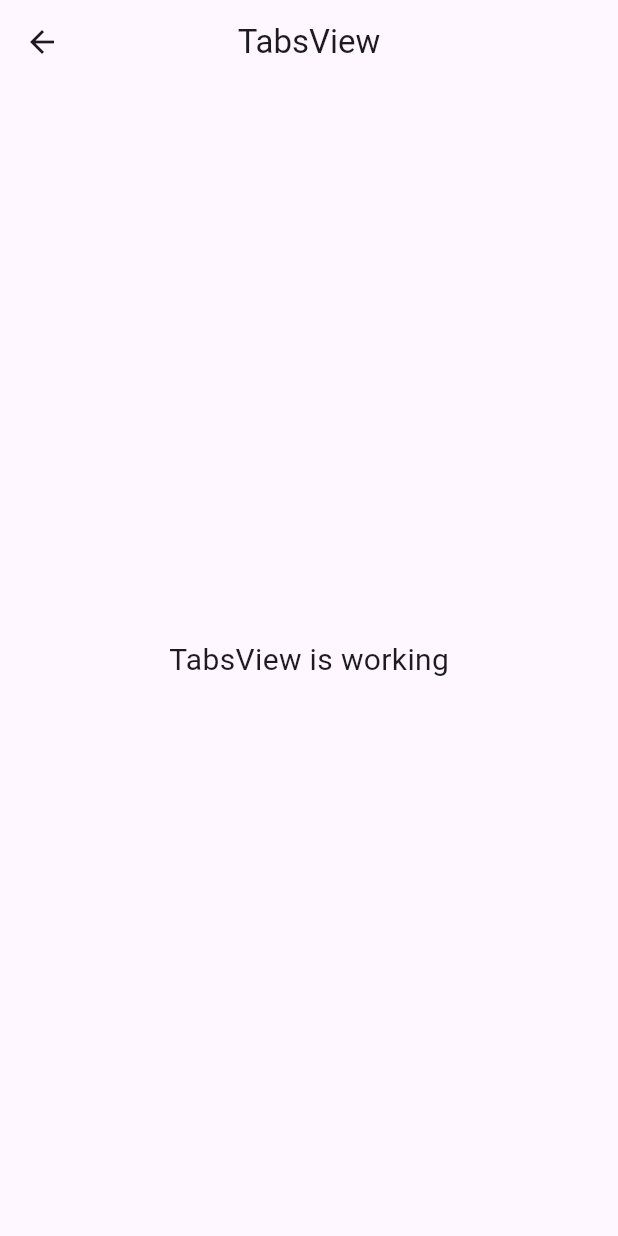
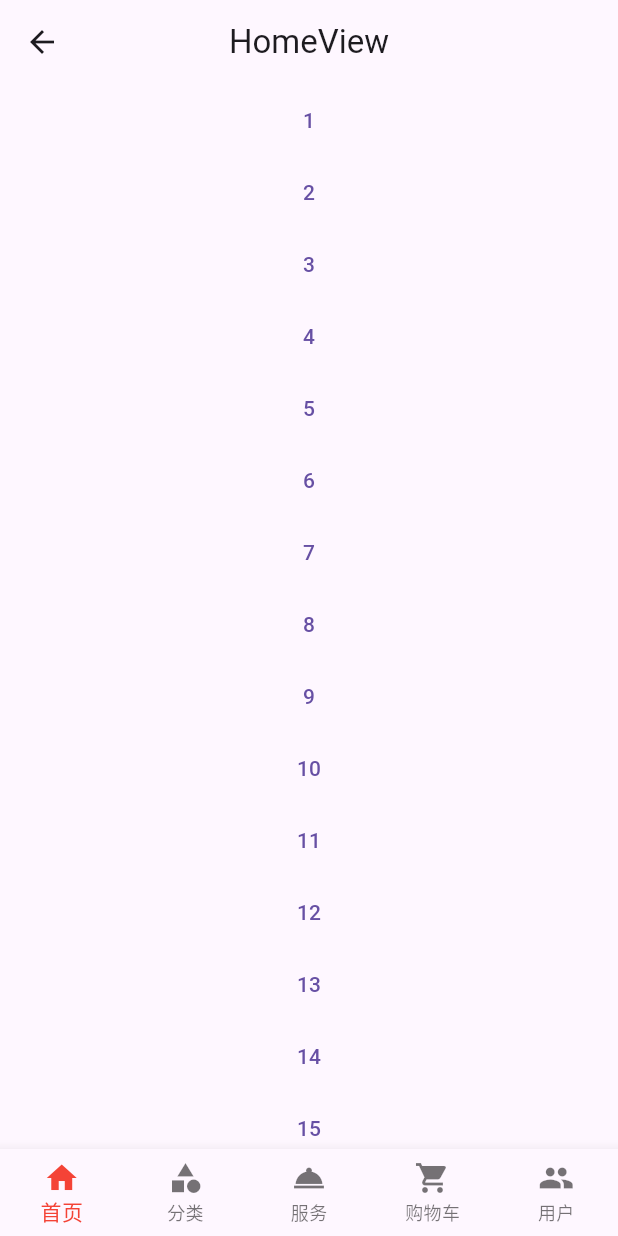
Before and after one commit to baishengye/FlutterLearning, a Flutter app: the TabsView screen opened by its route, on a phone screen of 412 x 824 dp. Run offline on Flutter 3.47's test engine with Material 3 defaults, Android fonts, the phone set to English and light mode, and no system bars; our stand-ins replace chewie, connectivity_plus, cookie_jar, device_info_plus, dio, dio_cookie_manager and 15 more; missing offline and left inert: easy_localization_generator, flutter_inappwebview, ftoast, image_picker_platform_interface; accounts and stored records are empty; generated files the repository leaves out were written again.

Commit message:
feat: 使用pageView切换

```diff
--- a/XiaomiShop/lib/app/modules/cart/bindings/cart_binding.dart
+++ /dev/null
@@ -1,12 +0,0 @@
-import 'package:get/get.dart';
-
-import '../controllers/cart_controller.dart';
-
-class CartBinding extends Bindings {
-  @override
-  void dependencies() {
-    Get.lazyPut<CartController>(
-      () => CartController(),
-    );
-  }
-}
--- a/XiaomiShop/lib/app/modules/category/bindings/category_binding.dart
+++ /dev/null
@@ -1,12 +0,0 @@
-import 'package:get/get.dart';
-
-import '../controllers/category_controller.dart';
-
-class CategoryBinding extends Bindings {
-  @override
-  void dependencies() {
-    Get.lazyPut<CategoryController>(
-      () => CategoryController(),
-    );
-  }
-}
--- a/XiaomiShop/lib/app/modules/give/bindings/give_binding.dart
+++ /dev/null
@@ -1,12 +0,0 @@
-import 'package:get/get.dart';
-
-import '../controllers/give_controller.dart';
-
-class GiveBinding extends Bindings {
-  @override
-  void dependencies() {
-    Get.lazyPut<GiveController>(
-      () => GiveController(),
-    );
-  }
-}
--- a/XiaomiShop/lib/app/modules/home/bindings/home_binding.dart
+++ /dev/null
@@ -1,12 +0,0 @@
-import 'package:get/get.dart';
-
-import '../controllers/home_controller.dart';
-
-class HomeBinding extends Bindings {
-  @override
-  void dependencies() {
-    Get.lazyPut<HomeController>(
-      () => HomeController(),
-    );
-  }
-}
--- a/XiaomiShop/lib/app/modules/home/views/home_view.dart
+++ b/XiaomiShop/lib/app/modules/home/views/home_view.dart
@@ -1,24 +1,51 @@
+import 'package:flutter/cupertino.dart';
 import 'package:flutter/material.dart';
 
 import 'package:get/get.dart';
+import 'package:xiaomishop/app/utils/keep_alive_wrapper.dart';
 
 import '../controllers/home_controller.dart';
 
 class HomeView extends GetView<HomeController> {
-  const HomeView({Key? key}) : super(key: key);
+  const HomeView({super.key});
   @override
   Widget build(BuildContext context) {
-    return Scaffold(
-      appBar: AppBar(
-        title: const Text('HomeView'),
-        centerTitle: true,
-      ),
-      body: const Center(
-        child: Text(
-          'HomeView is working',
-          style: TextStyle(fontSize: 20),
+    return KeepALiveWrapper(
+        keepLive: true,
+        child: Scaffold(
+          appBar: AppBar(
+            title: const Text('HomeView'),
+            centerTitle: true,
+          ),
+          body: Center(
+            child: ListView(
+              children: [
+                TextButton(onPressed: (){}, child: Text("1")),
+                TextButton(onPressed: (){}, child: Text("2")),
+                TextButton(onPressed: (){}, child: Text("3")),
+                TextButton(onPressed: (){}, child: Text("4")),
+                TextButton(onPressed: (){}, child: Text("5")),
+                TextButton(onPressed: (){}, child: Text("6")),
+                TextButton(onPressed: (){}, child: Text("7")),
+                TextButton(onPressed: (){}, child: Text("8")),
+                TextButton(onPressed: (){}, child: Text("9")),
+                TextButton(onPressed: (){}, child: Text("10")),
+                TextButton(onPressed: (){}, child: Text("11")),
+                TextButton(onPressed: (){}, child: Text("12")),
+                TextButton(onPressed: (){}, child: Text("13")),
+                TextButton(onPressed: (){}, child: Text("14")),
+                TextButton(onPressed: (){}, child: Text("15")),
+                TextButton(onPressed: (){}, child: Text("16")),
+                TextButton(onPressed: (){}, child: Text("17")),
+                TextButton(onPressed: (){}, child: Text("18")),
+                TextButton(onPressed: (){}, child: Text("19")),
+                TextButton(onPressed: (){}, child: Text("20")),
+                TextButton(onPressed: (){}, child: Text("21")),
+                TextButton(onPressed: (){}, child: Text("22")),
+              ],
+            ),
+          ),
         ),
-      ),
     );
   }
 }
--- a/XiaomiShop/lib/app/modules/tabs/bindings/tabs_binding.dart
+++ b/XiaomiShop/lib/app/modules/tabs/bindings/tabs_binding.dart
@@ -1,4 +1,10 @@
 import 'package:get/get.dart';
+
+import 'package:xiaomishop/app/modules/cart/controllers/cart_controller.dart';
+import 'package:xiaomishop/app/modules/category/controllers/category_controller.dart';
+import 'package:xiaomishop/app/modules/give/controllers/give_controller.dart';
+import 'package:xiaomishop/app/modules/home/controllers/home_controller.dart';
+import 'package:xiaomishop/app/modules/user/controllers/user_controller.dart';
 
 import '../controllers/tabs_controller.dart';
 
@@ -8,5 +14,20 @@ class TabsBinding extends Bindings {
     Get.lazyPut<TabsController>(
       () => TabsController(),
     );
+    Get.lazyPut<HomeController>(
+      () => HomeController(),
+    );
+    Get.lazyPut<CartController>(
+      () => CartController(),
+    );
+    Get.lazyPut<CategoryController>(
+      () => CategoryController(),
+    );
+    Get.lazyPut<UserController>(
+      () => UserController(),
+    );
+    Get.lazyPut<GiveController>(
+      () => GiveController(),
+    );
   }
 }
--- a/XiaomiShop/lib/app/modules/tabs/controllers/tabs_controller.dart
+++ b/XiaomiShop/lib/app/modules/tabs/controllers/tabs_controller.dart
@@ -1,12 +1,29 @@
+import 'package:flutter/cupertino.dart';
 import 'package:get/get.dart';
+import 'package:get/get_rx/get_rx.dart';
+import 'package:xiaomishop/app/modules/cart/views/cart_view.dart';
+import 'package:xiaomishop/app/modules/category/views/category_view.dart';
+import 'package:xiaomishop/app/modules/give/views/give_view.dart';
+import 'package:xiaomishop/app/modules/home/views/home_view.dart';
+import 'package:xiaomishop/app/modules/user/views/user_view.dart';
 
 class TabsController extends GetxController {
   //TODO: Implement TabsController
 
-  final count = 0.obs;
+  RxInt currentTab = 0.obs;
+  final List<Widget> tagPages= const [
+    HomeView(),
+    CategoryView(),
+    GiveView(),
+    CartView(),
+    UserView()
+  ];
+  late PageController pageController;
+
   @override
   void onInit() {
     super.onInit();
+    pageController = PageController(initialPage: currentTab.value,keepPage: true);
   }
 
   @override
@@ -19,5 +36,9 @@ class TabsController extends GetxController {
     super.onClose();
   }
 
-  void increment() => count.value++;
+  void updateCurrentTab(index){
+    currentTab.value = index;
+    pageController.jumpToPage(index);
+    update();
+  }
 }
--- a/XiaomiShop/lib/app/modules/tabs/views/tabs_view.dart
+++ b/XiaomiShop/lib/app/modules/tabs/views/tabs_view.dart
@@ -5,20 +5,36 @@ import 'package:get/get.dart';
 import '../controllers/tabs_controller.dart';
 
 class TabsView extends GetView<TabsController> {
-  const TabsView({Key? key}) : super(key: key);
+  const TabsView({super.key});
+
   @override
   Widget build(BuildContext context) {
-    return Scaffold(
-      appBar: AppBar(
-        title: const Text('TabsView'),
-        centerTitle: true,
-      ),
-      body: const Center(
-        child: Text(
-          'TabsView is working',
-          style: TextStyle(fontSize: 20),
-        ),
-      ),
-    );
+    return Obx(() => Scaffold(
+          body: PageView(
+            controller: controller.pageController,
+            children: controller.tagPages,
+            onPageChanged: (index){
+              controller.updateCurrentTab(index);
+            },
+          ),
+          bottomNavigationBar: BottomNavigationBar(
+            fixedColor: Colors.red,
+            //选中的颜色
+            currentIndex: controller.currentTab.value,
+            //第几个菜单被选中
+            type: BottomNavigationBarType.fixed,
+            //如果底部有4个或以上的元素需要有此项
+            onTap: (index) {
+              controller.updateCurrentTab(index);
+            },
+            items: const [
+              BottomNavigationBarItem(icon: Icon(Icons.home), label: "首页"),
+              BottomNavigationBarItem(icon: Icon(Icons.category), label: "分类"),
+              BottomNavigationBarItem(icon: Icon(Icons.room_service), label: "服务"),
+              BottomNavigationBarItem(icon: Icon(Icons.shopping_cart), label: "购物车"),
+              BottomNavigationBarItem(icon: Icon(Icons.people), label: "用户"),
+            ],
+          ),
+        ));
   }
 }
--- a/XiaomiShop/lib/app/routes/app_pages.dart
+++ b/XiaomiShop/lib/app/routes/app_pages.dart
@@ -1,55 +1,21 @@
 import 'package:get/get.dart';
 
-import '../modules/cart/bindings/cart_binding.dart';
-import '../modules/cart/views/cart_view.dart';
-import '../modules/category/bindings/category_binding.dart';
-import '../modules/category/views/category_view.dart';
-import '../modules/give/bindings/give_binding.dart';
-import '../modules/give/views/give_view.dart';
-import '../modules/home/bindings/home_binding.dart';
-import '../modules/home/views/home_view.dart';
 import '../modules/tabs/bindings/tabs_binding.dart';
 import '../modules/tabs/views/tabs_view.dart';
-import '../modules/user/bindings/user_binding.dart';
-import '../modules/user/views/user_view.dart';
 
 part 'app_routes.dart';
 
 class AppPages {
   AppPages._();
 
-  static const INITIAL = Routes.HOME;
+  static const INITIAL = Routes.TABS;
 
   static final routes = [
-    GetPage(
-      name: _Paths.HOME,
-      page: () => const HomeView(),
-      binding: HomeBinding(),
-    ),
+
     GetPage(
       name: _Paths.TABS,
       page: () => const TabsView(),
       binding: TabsBinding(),
-    ),
-    GetPage(
-      name: _Paths.CATEGORY,
-      page: () => const CategoryView(),
-      binding: CategoryBinding(),
-    ),
-    GetPage(
-      name: _Paths.GIVE,
-      page: () => const GiveView(),
-      binding: GiveBinding(),
-    ),
-    GetPage(
-      name: _Paths.CART,
-      page: () => const CartView(),
-      binding: CartBinding(),
-    ),
-    GetPage(
-      name: _Paths.USER,
-      page: () => const UserView(),
-      binding: UserBinding(),
-    ),
+    )
   ];
 }
--- a/XiaomiShop/lib/app/routes/app_routes.dart
+++ b/XiaomiShop/lib/app/routes/app_routes.dart
@@ -3,20 +3,10 @@ part of 'app_pages.dart';
 
 abstract class Routes {
   Routes._();
-  static const HOME = _Paths.HOME;
   static const TABS = _Paths.TABS;
-  static const CATEGORY = _Paths.CATEGORY;
-  static const GIVE = _Paths.GIVE;
-  static const CART = _Paths.CART;
-  static const USER = _Paths.USER;
 }
 
 abstract class _Paths {
   _Paths._();
-  static const HOME = '/home';
   static const TABS = '/tabs';
-  static const CATEGORY = '/category';
-  static const GIVE = '/give';
-  static const CART = '/cart';
-  static const USER = '/user';
 }
--- /dev/null
+++ b/XiaomiShop/lib/app/utils/keep_alive_wrapper.dart
@@ -0,0 +1,24 @@
+
+import 'package:flutter/widgets.dart';
+
+// 保持页面状态的控件，需要在PageView或者TabView中使用
+class KeepALiveWrapper extends StatefulWidget {
+  const KeepALiveWrapper({super.key, required this.child, this.keepLive = true});
+
+  final Widget child;
+  final bool keepLive;
+
+  @override
+  State<KeepALiveWrapper> createState() => _KeepALiveWrapperState();
+}
+
+class _KeepALiveWrapperState extends State<KeepALiveWrapper> with AutomaticKeepAliveClientMixin {
+  @override
+  Widget build(BuildContext context) {
+    super.build(context);
+    return widget.child;
+  }
+
+  @override
+  bool get wantKeepAlive => widget.keepLive;
+}
```
